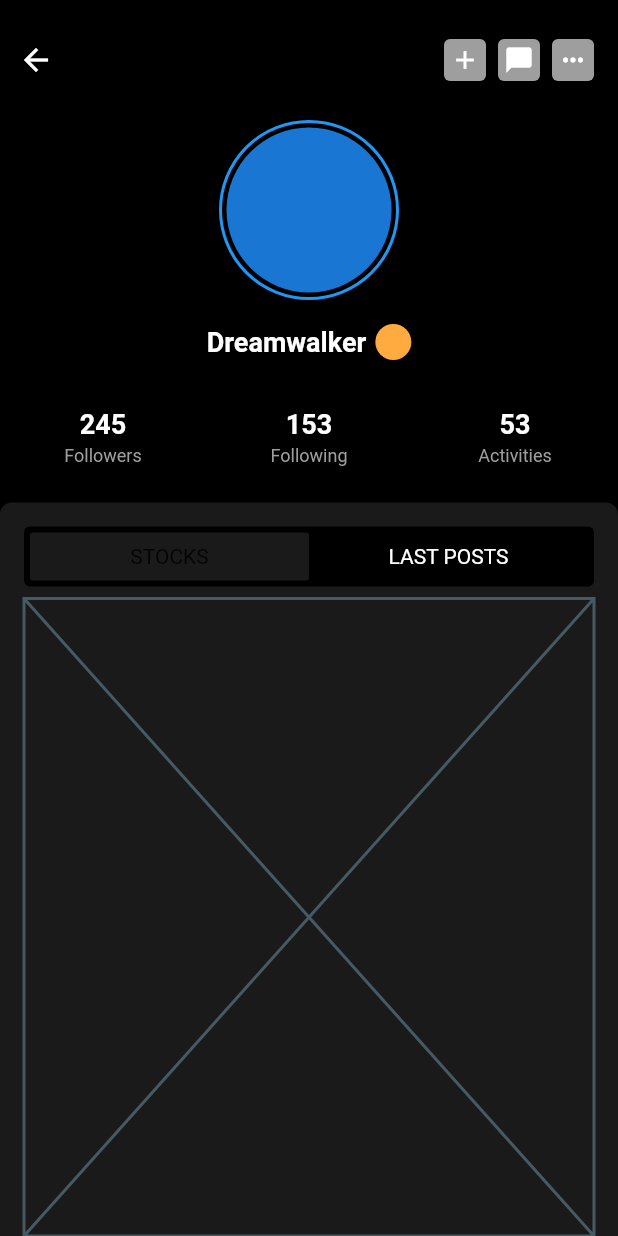
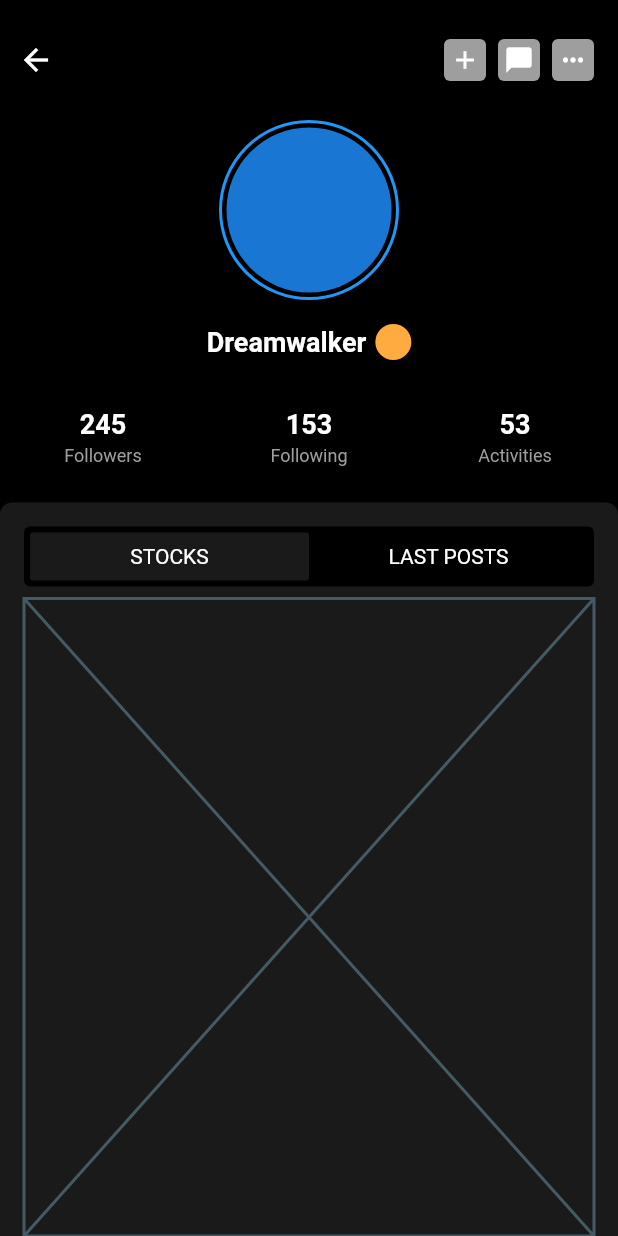
Before and after one commit to JAICHANGPARK/flutter_notebook_chapter_21, a Flutter app: the screen it shows after launch, on a phone screen of 412 x 824 dp. Run offline on Flutter 3.47's test engine with Material 2 defaults, Android fonts, the light colour scheme and no system bars; our stand-ins replace badges, fl_chart, flutter_riverpod; missing offline and left inert: candlesticks.

Commit message:
Update intestment_profile_page.dart

```diff
--- a/lib/ep1221_investment_app/src/ui/intestment_profile_page.dart
+++ b/lib/ep1221_investment_app/src/ui/intestment_profile_page.dart
@@ -8,6 +8,8 @@ class InvestmentProfilePage extends StatefulWidget {
 }
 
 class _InvestmentProfilePageState extends State<InvestmentProfilePage> {
+  int tabIndex = 0;
+
   @override
   Widget build(BuildContext context) {
     return Scaffold(
@@ -235,24 +237,45 @@ class _InvestmentProfilePageState extends State<InvestmentProfilePage> {
                       child: Row(
                         children: [
                           Expanded(
+                              child: GestureDetector(
+                            onTap: () {
+                              setState(() {
+                                tabIndex = 0;
+                              });
+                            },
                             child: Container(
                               decoration: BoxDecoration(
-                              color: Colors.white.withOpacity(.1),
+                                color: tabIndex == 0 ? Colors.white.withOpacity(.1) : Colors.transparent,
                                 borderRadius: BorderRadius.circular(2),
                               ),
                               child: Center(
                                 child: Text(
                                   "STOCKS",
+                                  style: TextStyle(
+                                    color: Colors.white,
+                                  ),
+                                ),
                               ),
                             ),
                           )),
                           Expanded(
+                              child: GestureDetector(
+                            onTap: () {
+                              setState(() {
+                                tabIndex = 1;
+                              });
+                            },
                             child: Container(
+                              decoration: BoxDecoration(
+                                color: tabIndex == 1 ? Colors.white.withOpacity(.1) : Colors.transparent,
+                                borderRadius: BorderRadius.circular(2),
+                              ),
                               child: Center(
                                 child: Text(
                                   "LAST POSTS",
                                   style: TextStyle(
                                     color: Colors.white,
+                                  ),
                                 ),
                               ),
                             ),
```
Lines whose indentation alone changed are shown as unchanged.
